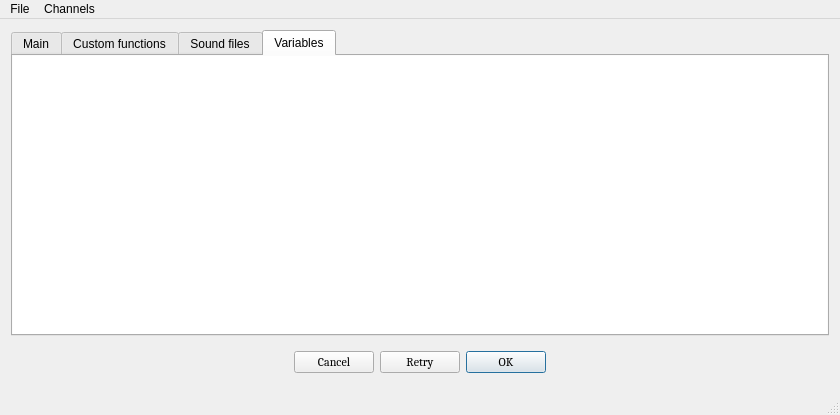
Before: the Qt Designer form soundGEN/mainwindow.ui in Posedelov-Evgeniy/Sgen, drawn with Qt 5.
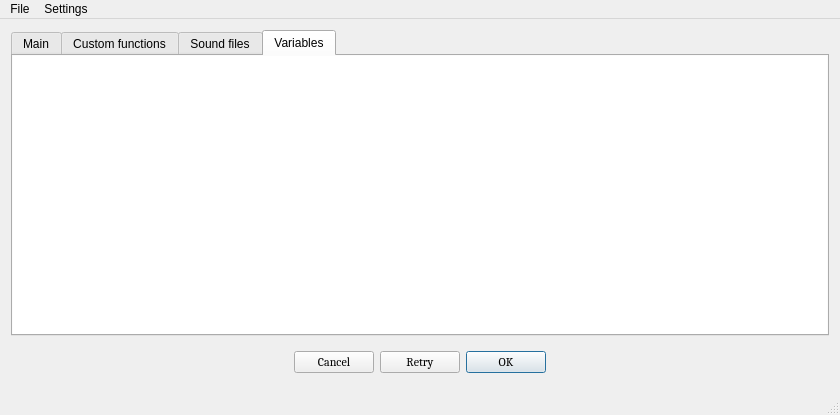
After: the same form once the commit is applied.

```diff
--- a/soundGEN/mainwindow.ui
+++ b/soundGEN/mainwindow.ui
@@ -468,7 +468,7 @@
      <x>0</x>
      <y>0</y>
      <width>840</width>
-     <height>21</height>
+     <height>25</height>
     </rect>
    </property>
    <widget class="QMenu" name="menu">
@@ -484,9 +484,9 @@
     <addaction name="separator"/>
     <addaction name="actionExit"/>
    </widget>
-   <widget class="QMenu" name="menuChannels">
+   <widget class="QMenu" name="menuSettings">
     <property name="title">
-     <string>Channels</string>
+     <string>Settings</string>
     </property>
     <addaction name="action1_Mono"/>
     <addaction name="action2_Stereo"/>
@@ -495,7 +495,7 @@
     <addaction name="action8"/>
    </widget>
    <addaction name="menu"/>
-   <addaction name="menuChannels"/>
+   <addaction name="menuSettings"/>
   </widget>
   <action name="actionOpen">
    <property name="text">
```
Left out of the diff: 82 changed lines with no effect on the pictures.
